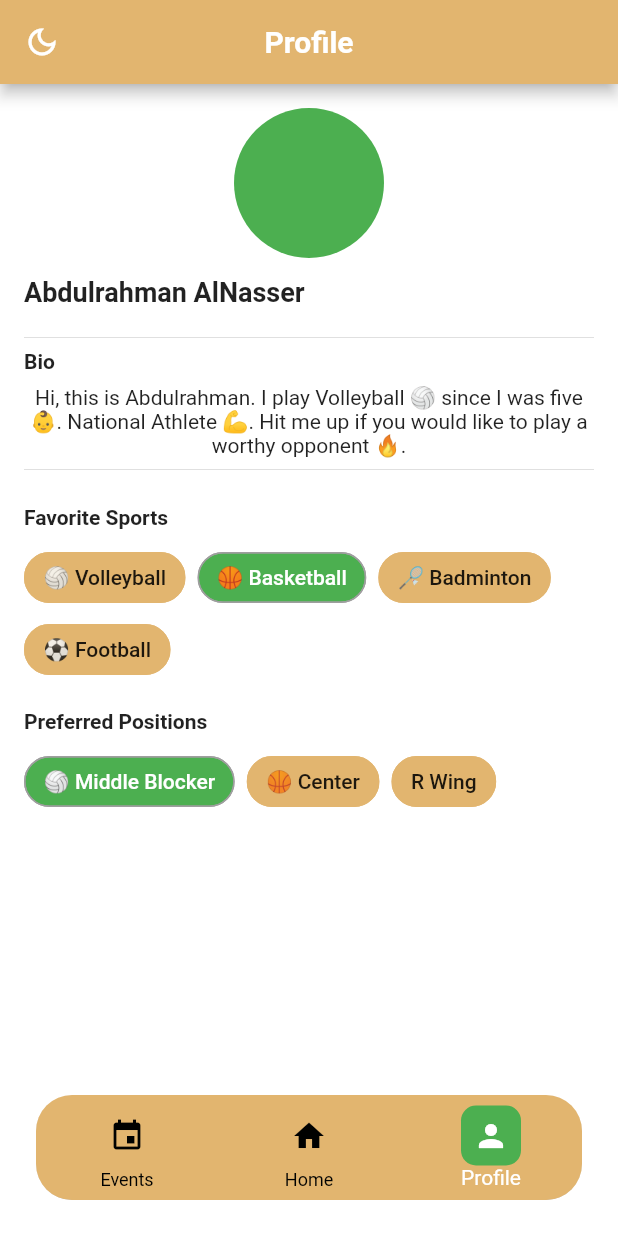
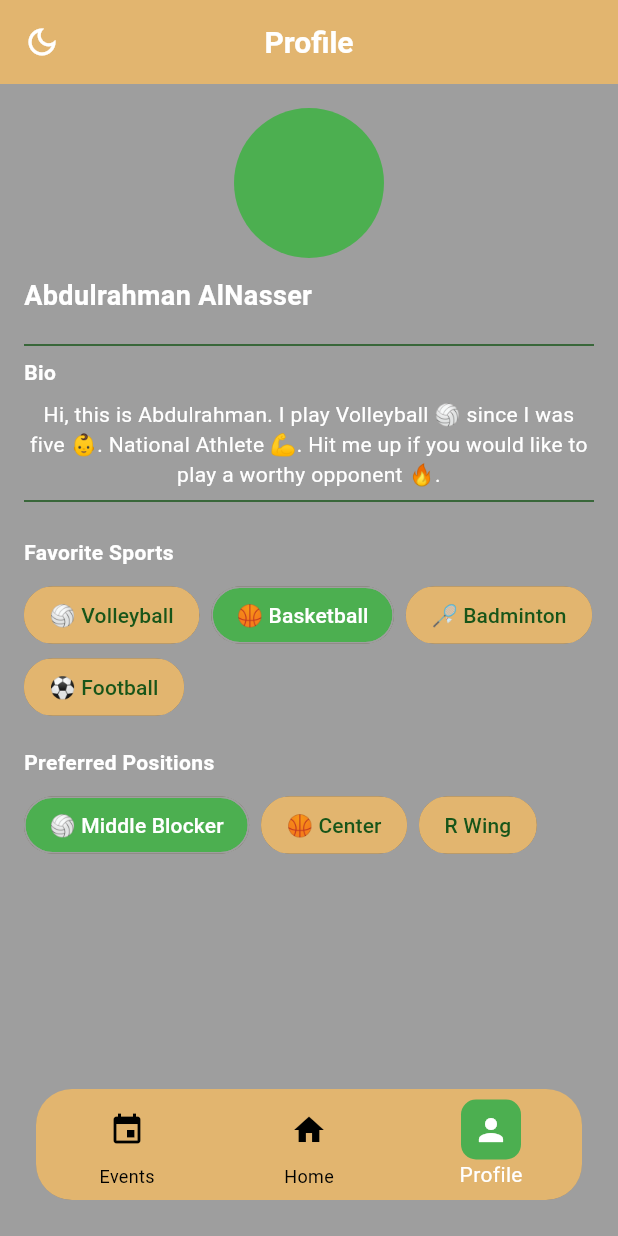
Before and after one commit to yousef1mb/KFUPM_Sports, a Flutter app: the screen it shows after launch, item 3 of the bottom bar chosen, after a tap on the "dark mode" icon, on a phone screen of 412 x 824 dp. Run offline on Flutter 3.47's test engine with Material 3 defaults, Android fonts, the phone set to English and light mode, and no system bars; our stand-ins replace cloud_firestore, firebase_auth, firebase_core, riverpod, riverpod_annotation, shared_preferences; accounts and stored records are empty; generated files the repository leaves out were written again.

Commit message:
added theme provider to providers, applied theme provider to main, added themeService class to utilites, added funcionality to darkmood button in all pages, changed AppTheme class, changed multiple color references to theme colors.

```diff
--- a/lib/core/theme/app_colors.dart
+++ b/lib/core/theme/app_colors.dart
@@ -4,7 +4,14 @@ class AppColors {
   static const Color primary = Color(0xFFFFFFFF);
   static const Color secondary = Color(0xFFFFE9C6);
   static const Color navigationBar = Color(0xFFE2B56F);
-  static const Color navigationBarHighlight = Colors.green;
+  static const Color navigationBarHighlight = Color(0xFF185519);
   static const Color headLineFontColor = Color(0xFF000100);
   static const Color headLineBorderColor = Color(0xFF543E1D);
+
+  static const Color darkPrimary = Color(0xFF121212);
+  static const Color darkSecondary = Color(0xFF1E1E1E);
+  static const Color darkNavigationBar = Color(0xFF343434);
+  static const Color darkNavigationBarHighlight = Color(0xFF4CAF50);
+  static const Color darkFontColor = Color(0xFFFFFFFF);
+  static const Color darkBorderColor = Color(0xFF757575);
 }
--- a/lib/core/theme/theme.dart
+++ b/lib/core/theme/theme.dart
@@ -9,12 +9,90 @@ class AppTheme {
       end: Alignment.bottomRight);
 
   //light theme
-  static ThemeData get lightTheme {
-    return ThemeData();
-  }
+  static ThemeData lightTheme = ThemeData(
+    colorScheme: ColorScheme(brightness: Brightness.light, primary: AppColors.primary, onPrimary: AppColors.secondary, secondary: AppColors.navigationBar, onSecondary: AppColors.navigationBarHighlight, error: AppColors.headLineBorderColor, onError: AppColors.headLineBorderColor, surface: AppColors.headLineBorderColor, onSurface: AppColors.darkNavigationBarHighlight),
+    brightness: Brightness.light,
+    primaryColor: AppColors.primary,
+    scaffoldBackgroundColor: AppColors.primary,
 
-  //dark theme
-  static ThemeData get darkTheme {
-    return ThemeData();
-  }
+    appBarTheme:  const AppBarTheme(
+      backgroundColor: AppColors.navigationBar,
+
+      titleTextStyle: TextStyle(
+        color: AppColors.headLineFontColor,
+        fontSize: 20,
+        fontWeight: FontWeight.bold,
+      ),
+      iconTheme: IconThemeData(color: AppColors.headLineFontColor),
+    ),
+
+    bottomNavigationBarTheme: const BottomNavigationBarThemeData(
+      backgroundColor: AppColors.navigationBar,
+      selectedItemColor: AppColors.navigationBarHighlight,
+      unselectedItemColor: AppColors.headLineBorderColor,
+    ),
+    textTheme: const TextTheme(
+      displayLarge: TextStyle(
+        color: AppColors.headLineFontColor,
+        fontSize: 32,
+        fontWeight: FontWeight.bold,
+      ),
+      headlineMedium: TextStyle(
+        color: AppColors.headLineFontColor,
+        fontSize: 24,
+        fontWeight: FontWeight.w600,
+      ),
+      bodyLarge: TextStyle(
+        color: AppColors.headLineFontColor,
+        fontSize: 16,
+      ),
+      bodyMedium: TextStyle(
+        color: AppColors.headLineFontColor,
+        fontSize: 14,
+      ),
+    ),
+  );
+
+  // Dark Theme
+  static ThemeData darkTheme = ThemeData(
+        colorScheme: ColorScheme(brightness: Brightness.dark, primary: AppColors.darkPrimary, onPrimary: AppColors.darkSecondary, secondary: AppColors.darkNavigationBar, onSecondary: AppColors.darkNavigationBarHighlight, error: AppColors.darkFontColor, onError: AppColors.headLineBorderColor, surface: AppColors.headLineBorderColor, onSurface: AppColors.navigationBarHighlight),
+
+    brightness: Brightness.dark,
+    primaryColor: AppColors.darkPrimary,
+    scaffoldBackgroundColor: Colors.grey,
+    appBarTheme: const AppBarTheme(
+      color: AppColors.darkSecondary,
+      titleTextStyle: TextStyle(
+        color: AppColors.darkFontColor,
+        fontSize: 20,
+        fontWeight: FontWeight.bold,
+      ),
+      iconTheme: IconThemeData(color: AppColors.darkFontColor),
+    ),
+    bottomNavigationBarTheme: const BottomNavigationBarThemeData(
+      backgroundColor: AppColors.darkNavigationBar,
+      selectedItemColor: AppColors.darkNavigationBarHighlight,
+      unselectedItemColor: AppColors.darkBorderColor,
+    ),
+    textTheme: const TextTheme(
+      displayLarge: TextStyle(
+        color: AppColors.darkFontColor,
+        fontSize: 32,
+        fontWeight: FontWeight.bold,
+      ),
+      headlineMedium: TextStyle(
+        color: AppColors.darkFontColor,
+        fontSize: 24,
+        fontWeight: FontWeight.w600,
+      ),
+      bodyLarge: TextStyle(
+        color: AppColors.darkFontColor,
+        fontSize: 16,
+      ),
+      bodyMedium: TextStyle(
+        color: AppColors.darkFontColor,
+        fontSize: 14,
+      ),
+    ),
+  );
 }
--- /dev/null
+++ b/lib/core/utils/themeService.dart
@@ -0,0 +1,19 @@
+import 'package:flutter/material.dart';
+import 'package:shared_preferences/shared_preferences.dart';
+
+class ThemeService {
+  static const String _themeKey = 'themeKey';
+
+  // Get the current theme
+  Future<ThemeMode> getThemeMode() async {
+    final prefs = await SharedPreferences.getInstance();
+    final themeIndex = prefs.getInt(_themeKey) ?? 0;
+    return themeIndex == 0 ? ThemeMode.light : ThemeMode.dark;
+  }
+
+  // Save the theme
+  Future<void> setThemeMode(ThemeMode themeMode) async {
+    final prefs = await SharedPreferences.getInstance();
+    prefs.setInt(_themeKey, themeMode == ThemeMode.light ? 0 : 1);
+  }
+}
--- a/lib/features/main_page/presentation/views/events_page_view.dart
+++ b/lib/features/main_page/presentation/views/events_page_view.dart
@@ -3,15 +3,24 @@ import 'package:cloud_firestore/cloud_firestore.dart';
 import 'package:kfupm_sports/core/theme/app_colors.dart';
 import 'package:kfupm_sports/features/main_page/presentation/widgets/match_card.dart';
 import 'package:kfupm_sports/models/event_model.dart';
+import 'package:kfupm_sports/providers/theme_provider.dart';
+import 'package:provider/provider.dart';
 
 class EventsPageView extends StatelessWidget {
   const EventsPageView({super.key});
 
   @override
   Widget build(BuildContext context) {
+    final themeProvider = Provider.of<ThemeProvider>(context);
     FirebaseFirestore firebaseFirestore = FirebaseFirestore.instance;
     return Scaffold(
       appBar: AppBar(
+        leading:  IconButton(
+          icon: Icon( Icons.dark_mode_outlined,),
+          onPressed: () {
+            themeProvider.toggleTheme();
+
+          },),
         backgroundColor: AppColors.navigationBar,
         title: const Text(
           "Matches",
--- a/lib/features/main_page/presentation/views/main_page_view.dart
+++ b/lib/features/main_page/presentation/views/main_page_view.dart
@@ -4,16 +4,27 @@ import 'package:kfupm_sports/core/theme/app_colors.dart';
 import 'package:kfupm_sports/features/main_page/presentation/views/add_event_view.dart';
 import 'package:kfupm_sports/features/main_page/presentation/widgets/match_card.dart';
 import 'package:kfupm_sports/models/event_model.dart';
+import 'package:kfupm_sports/providers/theme_provider.dart';
+import 'package:provider/provider.dart';
 
 class MainPageView extends StatelessWidget {
   const MainPageView({super.key});
 
+  get themeProvider => null;
+
   @override
   Widget build(BuildContext context) {
+    final themeProvider = Provider.of<ThemeProvider>(context);
     FirebaseFirestore firebaseFirestore = FirebaseFirestore.instance;
 
     return Scaffold(
       appBar: AppBar(
+        leading:  IconButton(
+          icon: Icon( Icons.dark_mode_outlined,),
+          onPressed: () {
+            themeProvider.toggleTheme();
+
+          },),
         backgroundColor: AppColors.navigationBar,
         title: const Text(
           "My Matches",
@@ -71,6 +82,7 @@ class MainPageView extends StatelessWidget {
         },
       ),
       floatingActionButton: FloatingActionButton(
+        backgroundColor: Theme.of(context).colorScheme.onSecondary,
         child: const Icon(Icons.add),
         onPressed: () {
           Navigator.push(
--- a/lib/features/main_page/presentation/views/page_view.dart
+++ b/lib/features/main_page/presentation/views/page_view.dart
@@ -82,7 +82,7 @@ class _MainPageViewState extends State<PagesView> {
       icon: Container(
         decoration: BoxDecoration(
           color: isSelected
-              ? AppColors.navigationBarHighlight
+              ? Theme.of(context).colorScheme.onSecondary
               : Colors.transparent,
           borderRadius: BorderRadius.circular(10),
         ),
--- a/lib/features/main_page/presentation/views/profile_page_view.dart
+++ b/lib/features/main_page/presentation/views/profile_page_view.dart
@@ -1,11 +1,14 @@
 import 'package:flutter/material.dart';
 import 'package:kfupm_sports/core/theme/app_colors.dart';
+import 'package:kfupm_sports/providers/theme_provider.dart';
+import 'package:provider/provider.dart';
 
 class ProfilePageView extends StatelessWidget {
   const ProfilePageView({super.key});
 
   @override
   Widget build(BuildContext context) {
+    final themeProvider = Provider.of<ThemeProvider>(context);
     return Scaffold(
       appBar: AppBar(
         backgroundColor: AppColors.navigationBar,
@@ -19,7 +22,7 @@ class ProfilePageView extends StatelessWidget {
         leading: IconButton(
           icon: const Icon(Icons.dark_mode_outlined),
           onPressed: () {
-            // Add functionality here
+            themeProvider.toggleTheme();
           },
         ),
       ),
@@ -94,7 +97,7 @@ class ProfilePageView extends StatelessWidget {
                     borderRadius: BorderRadius.circular(20),
                     side: const BorderSide(color: Colors.grey),
                   ),
-                  backgroundColor: Colors.green,
+                  backgroundColor: Theme.of(context).colorScheme.onSecondary,
                 ),
                 Chip(
                   label: const Text("🏸 Badminton"),
@@ -139,7 +142,7 @@ class ProfilePageView extends StatelessWidget {
                     borderRadius: BorderRadius.circular(20),
                     side: const BorderSide(color: Colors.grey),
                   ),
-                  backgroundColor: Colors.green,
+                  backgroundColor: Theme.of(context).colorScheme.onSecondary,
                 ),
                 Chip(
                   label: const Text("🏀 Center"),
--- a/lib/main.dart
+++ b/lib/main.dart
@@ -1,8 +1,10 @@
 import 'package:flutter/material.dart';
 import 'package:flutter/services.dart';
+import 'package:kfupm_sports/core/theme/theme.dart';
 import 'package:kfupm_sports/features/main_page/presentation/views/page_view.dart';
 import 'package:firebase_core/firebase_core.dart';
 import 'package:kfupm_sports/providers/general_provider.dart';
+import 'package:kfupm_sports/providers/theme_provider.dart';
 import 'package:provider/provider.dart';
 import 'firebase_options.dart';
 
@@ -15,7 +17,14 @@ void main() async {
     options: DefaultFirebaseOptions.currentPlatform,
   );
 
-  runApp(const KFUPMSportsApp());
+  // Initialize the theme provider
+  final themeProvider = ThemeProvider();
+  await themeProvider.loadTheme();  // Load the saved theme
+
+  runApp(ChangeNotifierProvider(
+      create: (context) => themeProvider,
+      child: const KFUPMSportsApp(),
+    ),);
 }
 
 class KFUPMSportsApp extends StatelessWidget {
@@ -23,16 +32,17 @@ class KFUPMSportsApp extends StatelessWidget {
 
   @override
   Widget build(BuildContext context) {
+    final themeProvider = Provider.of<ThemeProvider>(context);
+
     return ChangeNotifierProvider(
       create: (BuildContext context) {
         return GeneralProvider();
       },
       child: MaterialApp(
         debugShowCheckedModeBanner: false,
-        theme: ThemeData(
-            useMaterial3: false,
-            primarySwatch: Colors.green,
-            scaffoldBackgroundColor: Colors.white),
+        darkTheme: AppTheme.darkTheme,
+        theme: AppTheme.lightTheme,
+        themeMode: themeProvider.themeMode,
         home: const PagesView(),
       ),
     );
--- /dev/null
+++ b/lib/providers/theme_provider.dart
@@ -0,0 +1,27 @@
+import 'package:flutter/material.dart';
+import 'package:shared_preferences/shared_preferences.dart';
+
+class ThemeProvider with ChangeNotifier {
+  static const String _themeKey = 'themeKey';
+  ThemeMode _themeMode = ThemeMode.system;
+
+  ThemeMode get themeMode => _themeMode;
+
+  get isDarkMode => themeMode;
+
+  // Load the saved theme from SharedPreferences
+  Future<void> loadTheme() async {
+    final prefs = await SharedPreferences.getInstance();
+    final themeIndex = prefs.getInt(_themeKey) ?? 0;
+    _themeMode = themeIndex == 0 ? ThemeMode.light : ThemeMode.dark;
+    notifyListeners();
+  }
+
+  // Toggle between light and dark theme
+  void toggleTheme() async {
+    _themeMode = _themeMode == ThemeMode.light ? ThemeMode.dark : ThemeMode.light;
+    final prefs = await SharedPreferences.getInstance();
+    prefs.setInt(_themeKey, _themeMode == ThemeMode.light ? 0 : 1);
+    notifyListeners();
+  }
+}
--- a/pubspec.yaml
+++ b/pubspec.yaml
@@ -17,6 +17,7 @@ dependencies:
   riverpod:
   uuid: ^4.5.1
   provider: ^6.1.2
+  shared_preferences: ^2.3.3
 
 dev_dependencies:
   flutter_test:
```
Also changed, not shown: pubspec.lock.
